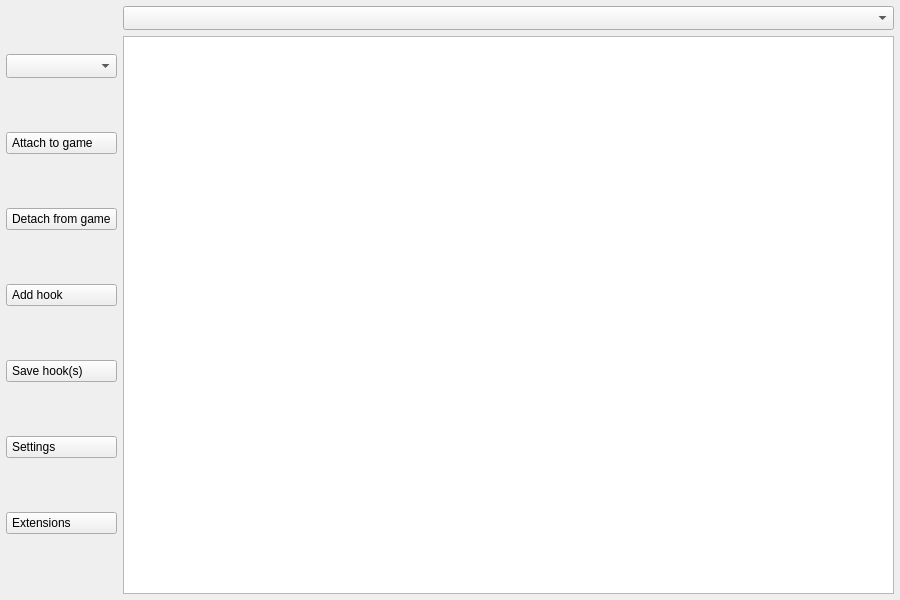
First picture: the form in GUI/mainwindow.ui, repository Artikash/Textractor, before the edit.
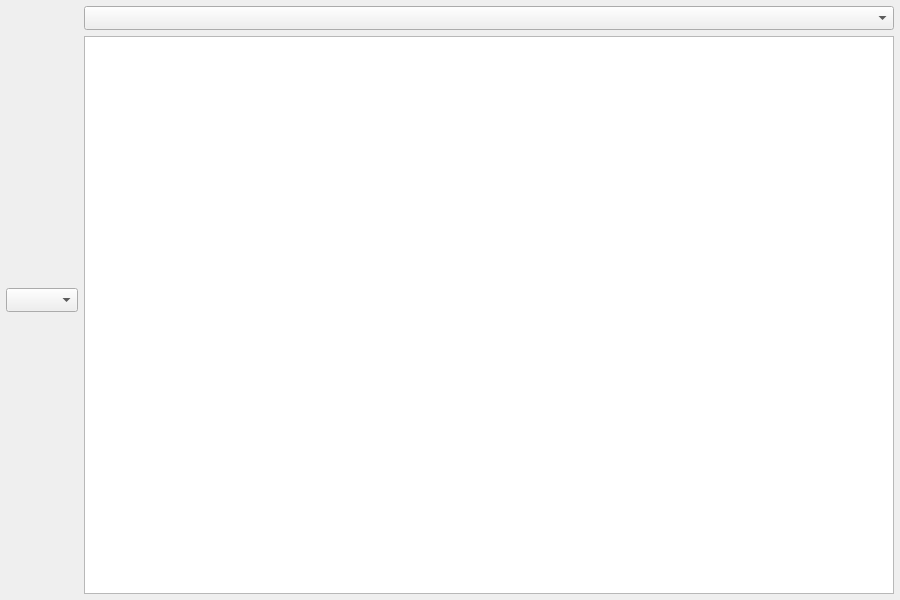
Second picture: the form after the edit.

The edit to the form file:
```diff
--- a/GUI/mainwindow.ui
+++ b/GUI/mainwindow.ui
@@ -40,7 +40,7 @@
       <property name="enabled">
        <bool>true</bool>
       </property>
-      <layout class="QVBoxLayout">
+      <layout class="QVBoxLayout" name="processLayout">
        <property name="leftMargin">
         <number>0</number>
        </property>
@@ -66,55 +66,6 @@
          </property>
         </widget>
        </item>
-       <item>
-        <widget class="QPushButton" name="attachButton">
-         <property name="text">
-          <string>Attach to game</string>
-         </property>
-        </widget>
-       </item>
-       <item>
-        <widget class="QPushButton" name="detachButton">
-         <property name="text">
-          <string>Detach from game</string>
-         </property>
-        </widget>
-       </item>
-       <item>
-        <widget class="QPushButton" name="hookButton">
-         <property name="text">
-          <string>Add hook</string>
-         </property>
-        </widget>
-       </item>
-       <item>
-        <widget class="QPushButton" name="saveButton">
-         <property name="text">
-          <string>Save hook(s)</string>
-         </property>
-        </widget>
-       </item>
-       <item>
-        <widget class="QPushButton" name="setButton">
-         <property name="text">
-          <string>Settings</string>
-         </property>
-        </widget>
-       </item>
-       <item>
-        <widget class="QPushButton" name="extenButton">
-         <property name="text">
-          <string>Extensions</string>
-         </property>
-        </widget>
-       </item>
-       <item>
-        <spacer>
-         <property name="orientation">
-          <enum>Qt::Vertical</enum>
-         </property>
-        </spacer>
-       </item>
       </layout>
      </widget>
     </item>
```
Left out of the diff: 2 changed lines with no effect on the pictures.
